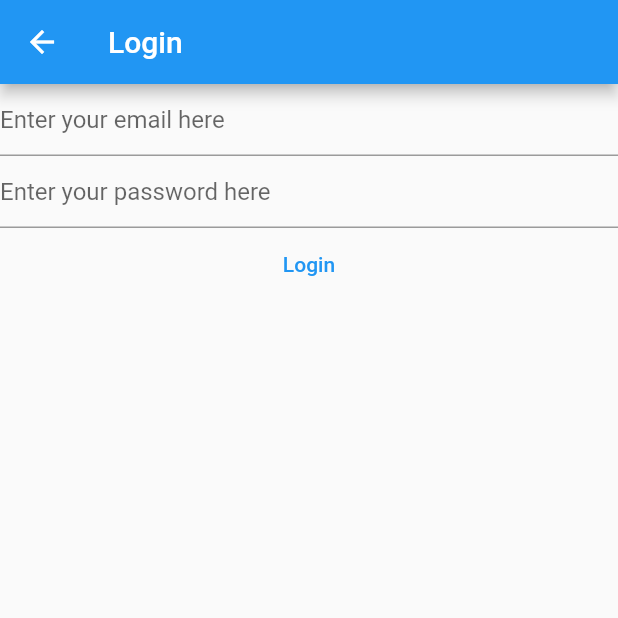
After one commit to adwardwolf/first_dart_project, a Flutter app: the LoginView screen opened directly, after a tap on "Login", on a phone screen of 412 x 824 dp, the top half of it. The commit adds this screen. Run offline on Flutter 3.47's test engine with Material 2 defaults, Android fonts, the phone set to English and light mode, and no system bars; our stand-ins replace firebase_auth, firebase_core; accounts and stored records are empty; network calls fail.

Commit message:
Add LoginView

```diff
--- /dev/null
+++ b/lib/views/login_view.dart
@@ -0,0 +1,90 @@
+import 'dart:io';
+
+import 'package:firebase_core/firebase_core.dart';
+import 'package:flutter/material.dart';
+import 'package:firebase_auth/firebase_auth.dart';
+import '../firebase_options.dart';
+
+class LoginView extends StatefulWidget {
+  const LoginView({Key? key}) : super(key: key);
+
+  @override
+  State<LoginView> createState() => _LoginViewState();
+}
+
+class _LoginViewState extends State<LoginView> {
+  late final TextEditingController _email;
+  late final TextEditingController _password;
+
+  @override
+  void initState() {
+    super.initState();
+    _email = TextEditingController();
+    _password = TextEditingController();
+  }
+
+  @override
+  void dispose() {
+    super.dispose();
+    _email.dispose();
+    _password.dispose();
+  }
+
+  @override
+  Widget build(BuildContext context) {
+    return Scaffold(
+        appBar: AppBar(
+          title: const Text('Login'),
+        ),
+        body: Center(
+          child: FutureBuilder(
+            future: Firebase.initializeApp(
+              options: DefaultFirebaseOptions.currentPlatform,
+            ),
+            builder: (context, snapshot) {
+              switch (snapshot.connectionState) {
+                case ConnectionState.done:
+                  return Column(
+                    children: [
+                      TextField(
+                        controller: _email,
+                        enableSuggestions: false,
+                        autocorrect: false,
+                        keyboardType: TextInputType.emailAddress,
+                        decoration: const InputDecoration(
+                          hintText: 'Enter your email here',
+                        ),
+                      ),
+                      TextField(
+                        controller: _password,
+                        obscureText: true,
+                        enableSuggestions: false,
+                        autocorrect: false,
+                        decoration: const InputDecoration(
+                            hintText: "Enter your password here"),
+                      ),
+                      TextButton(
+                        onPressed: () async {
+                          final email = _email.text;
+                          final password = _password.text;
+                          try {
+                            final userCredential = await FirebaseAuth.instance
+                                .signInWithEmailAndPassword(
+                                    email: email, password: password);
+                            print(userCredential);
+                          } on FirebaseAuthException catch (e) {
+                            print(e);
+                          }
+                        },
+                        child: const Text('Login'),
+                      )
+                    ],
+                  );
+                default:
+                  return const Text('Loading...');
+              }
+            },
+          ),
+        ));
+  }
+}
```
Also changed, not shown: lib/main.dart (+3 -84 lines), lib/views/register_view.dart (added, +90 -0 lines).
